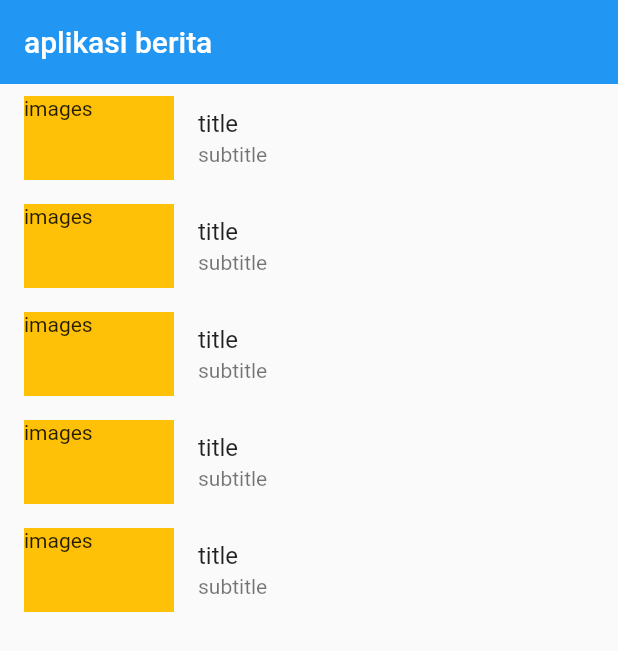
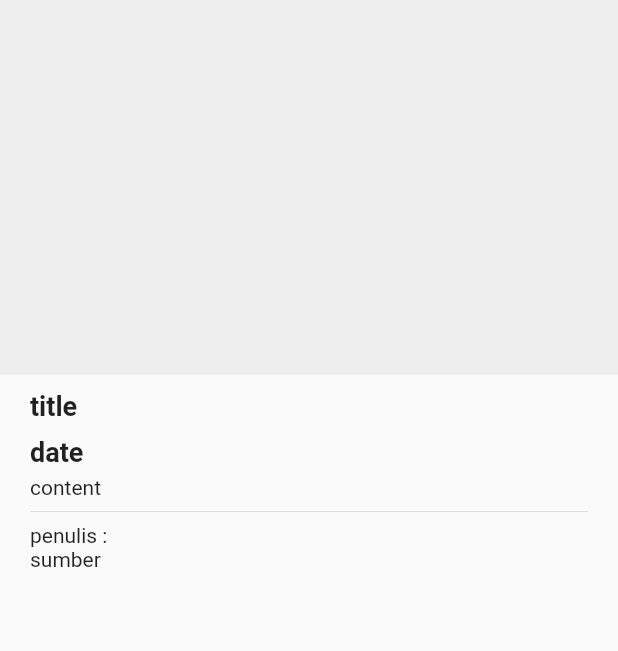
Before and after one commit to adilsentosa/app_berita, a Flutter app: the screen it shows after launch, after a tap on "images", on a phone screen of 412 x 824 dp. Shown: the top 651 px of the screen. Run offline on Flutter 3.47's test engine with Material 2 defaults, Android fonts, the phone set to English and light mode, and no system bars.

Commit message:
fix home and details

```diff
--- a/lib/detail.dart
+++ b/lib/detail.dart
@@ -1,16 +1,38 @@
 import 'package:flutter/material.dart';
 
-class  extends StatelessWidget {
-
+class detail extends StatelessWidget {
   @override
   Widget build(BuildContext context) {
     return Scaffold(
-      body: Column(children:<Widget> [
+        body: Column(
+      children: <Widget>[
         Container(
           height: 250,
-          color: Colors.amber,
+          color: Colors.grey[200],
+        ),
+        Container(
+          margin: EdgeInsets.symmetric(horizontal: 20, vertical: 10),
+          child: Column(
+            crossAxisAlignment: CrossAxisAlignment.start,
+            children: <Widget>[
+              Text(
+                'title',
+                style: TextStyle(fontSize: 18, fontWeight: FontWeight.bold),
+              ),
+              SizedBox(height: 10),
+              Text(
+                'date',
+                style: TextStyle(fontSize: 18, fontWeight: FontWeight.bold),
+              ),
+              SizedBox(height: 5),
+              Text('content'),
+              Divider(),
+              Text('penulis :'),
+              Text('sumber'),
+            ],
+          ),
         )
-      ],)
-    );
+      ],
+    ));
   }
 }
--- a/lib/home.dart
+++ b/lib/home.dart
@@ -1,3 +1,4 @@
+import 'package:app_berita/detail.dart';
 import 'package:flutter/material.dart';
 
 class Home extends StatefulWidget {
@@ -22,7 +23,10 @@ class _HomeState extends State<Home> {
               ),
               title: Text('title'),
               subtitle: Text('subtitle'),
-              onTap: () {},
+              onTap: () {
+                Navigator.push(
+                    context, MaterialPageRoute(builder: (c) => detail()));
+              },
             );
           }),
     );
```
